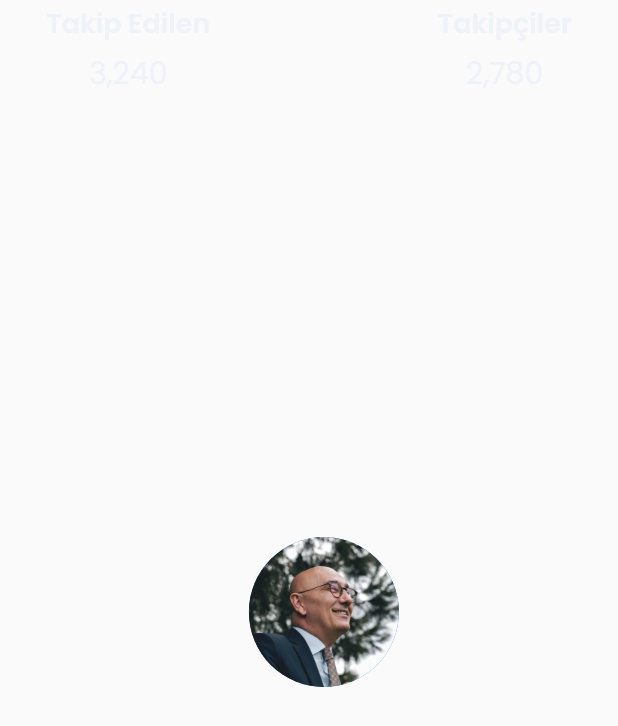
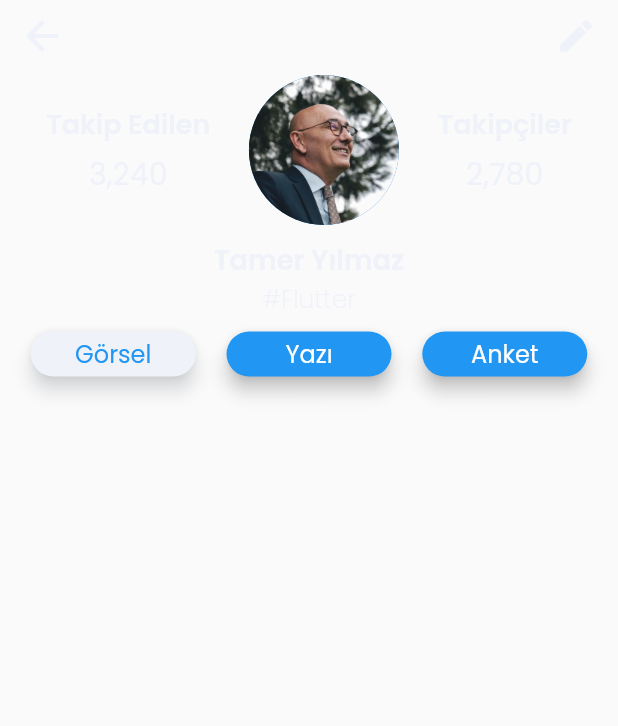
Before and after one commit to enesbilik/sky-mint, a Flutter app: what buildInfoContainer() shows on an empty page, opened directly, on a phone screen of 412 x 824 dp. Shown: the top 726 px of the screen. Run offline on Flutter 3.47's test engine with Material 2 defaults, Android fonts, the phone set to English and light mode, and no system bars; our stand-ins replace google_maps_flutter, salomon_bottom_bar, table_calendar; missing offline and left inert: expendable_fab.

Commit message:
profile page düzenlenmye calısıldı

```diff
--- a/lib/view/profile_page.dart
+++ b/lib/view/profile_page.dart
@@ -30,24 +30,86 @@
       width: deviceSize.width,
       child: Column(
         children: [
+          buildInfoContainer(context),
+          buildUserContents(),
+        ],
+      ),
+    ),
+  );
+}
+
+Widget buildInfoContainer(BuildContext context) {
+  return Column(
+    children: [
       buildAppBar(context),
-          buildInfoContainer(),
-          Row(
-            mainAxisAlignment: MainAxisAlignment.center,
+      Padding(
+        padding: EdgeInsets.fromLTRB(5, 2, 5, 10),
+        child: Row(
+          mainAxisAlignment: MainAxisAlignment.spaceEvenly,
+          mainAxisSize: MainAxisSize.max,
+          children: [
+            Column(
               // ignore: prefer_const_literals_to_create_immutables
               children: [
+                Text(
+                  "Takip Edilen",
+                  style: TextStyle(
+                      color: softwhiteColor,
+                      fontFamily: "Poppins Bold",
+                      fontSize: 18),
+                ),
+                SizedBox(
+                  height: 5,
+                ),
+                Text(
+                  "3,240",
+                  style: TextStyle(
+                      color: softwhiteColor,
+                      fontFamily: "Poppins",
+                      fontSize: 20),
+                )
+              ],
+            ),
+            CircleAvatar(
+              minRadius: 30,
+              maxRadius: 50,
+              backgroundImage: AssetImage("assets/profiles/tamer.jpg"),
+            ),
+            Column(
+              // ignore: prefer_const_literals_to_create_immutables
+              children: [
+                Text(
+                  "Takipçiler",
+                  style: TextStyle(
+                      color: softwhiteColor,
+                      fontFamily: "Poppins Bold",
+                      fontSize: 18),
+                ),
+                SizedBox(
+                  height: 5,
+                ),
+                Text(
+                  "2,780",
+                  style: TextStyle(
+                      color: softwhiteColor,
+                      fontFamily: "Poppins",
+                      fontSize: 20),
+                )
+              ],
+            ),
+          ],
+        ),
+      ),
+      Center(
+        child: Column(
+          children: const [
             Text(
               // ignore: unnecessary_string_interpolations
               "Tamer Yılmaz",
               textScaleFactor: 1.3,
-                style: TextStyle(
-                    fontFamily: "Poppins Bold", color: softwhiteColor),
-              )
-            ],
+              style:
+                  TextStyle(fontFamily: "Poppins Bold", color: softwhiteColor),
             ),
-          Row(
-            mainAxisAlignment: MainAxisAlignment.center,
-            children: const [
             Text(
               "#Flutter",
               textScaleFactor: 1.2,
@@ -58,7 +120,14 @@
             ),
           ],
         ),
-          Row(
+      ),
+      buildRowButton(),
+    ],
+  );
+}
+
+Row buildRowButton() {
+  return Row(
     mainAxisAlignment: MainAxisAlignment.spaceEvenly,
     children: [
       ElevatedButton(
@@ -108,82 +177,10 @@
         ),
       ),
     ],
-          ),
-          SizedBox(
-            height: 16,
-          ),
-          Container(
-            height: 500,
-            decoration: BoxDecoration(
-                color: softwhiteColor,
-                borderRadius: BorderRadius.only(
-                    topLeft: Radius.circular(20),
-                    topRight: Radius.circular(20))),
-          ),
-        ],
-      ),
-    ),
   );
 }
 
-Padding buildInfoContainer() {
-  return Padding(
-    padding: EdgeInsets.fromLTRB(5, 2, 5, 10),
-    child: Row(
-      mainAxisAlignment: MainAxisAlignment.spaceEvenly,
-      mainAxisSize: MainAxisSize.max,
-      children: [
-        Column(
-          // ignore: prefer_const_literals_to_create_immutables
-          children: [
-            Text(
-              "Takip Edilen",
-              style: TextStyle(
-                  color: softwhiteColor,
-                  fontFamily: "Poppins Bold",
-                  fontSize: 18),
-            ),
-            SizedBox(
-              height: 5,
-            ),
-            Text(
-              "3,240",
-              style: TextStyle(
-                  color: softwhiteColor, fontFamily: "Poppins", fontSize: 20),
-            )
-          ],
-        ),
-        CircleAvatar(
-          minRadius: 30,
-          maxRadius: 50,
-          backgroundImage: AssetImage("assets/profiles/tamer.jpg"),
-        ),
-        Column(
-          // ignore: prefer_const_literals_to_create_immutables
-          children: [
-            Text(
-              "Takipçiler",
-              style: TextStyle(
-                  color: softwhiteColor,
-                  fontFamily: "Poppins Bold",
-                  fontSize: 18),
-            ),
-            SizedBox(
-              height: 5,
-            ),
-            Text(
-              "2,780",
-              style: TextStyle(
-                  color: softwhiteColor, fontFamily: "Poppins", fontSize: 20),
-            )
-          ],
-        ),
-      ],
-    ),
-  );
-}
-
-Padding buildAppBar(BuildContext context) {
+Widget buildAppBar(BuildContext context) {
   return Padding(
     padding: const EdgeInsets.symmetric(horizontal: 4.0),
     child: Row(
@@ -207,3 +204,26 @@
     ),
   );
 }
+
+Widget buildUserContents() {
+  return Flexible(
+    flex: 2,
+    child: Column(
+      children: [
+        SizedBox(
+          height: 16,
+        ),
+        Container(
+          height: 500,
+          decoration: BoxDecoration(
+            color: softwhiteColor,
+            borderRadius: BorderRadius.only(
+              topLeft: Radius.circular(20),
+              topRight: Radius.circular(20),
+            ),
+          ),
+        ),
+      ],
+    ),
+  );
+}
```
Lines whose indentation alone changed are shown as unchanged.
